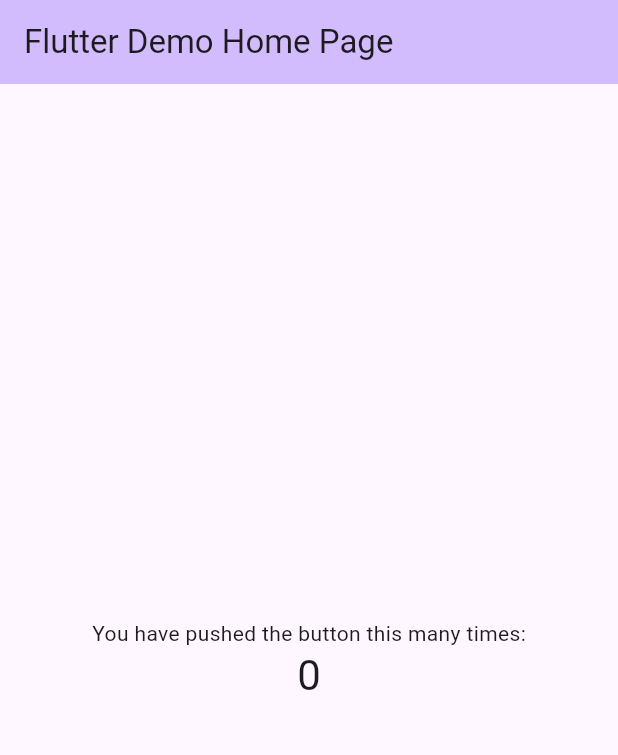
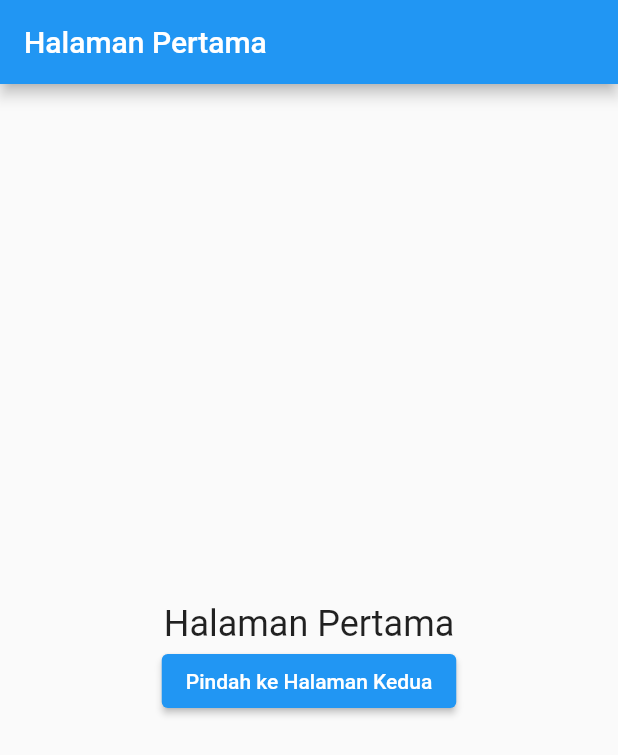
Before and after one commit to szatk/Prakerja_AtikahAzmiSiregar, a Flutter app: the screen it shows after launch, on a phone screen of 412 x 824 dp. Shown: the top 755 px of the screen. Run offline on Flutter 3.47's test engine with Material 2 defaults, Android fonts, the phone set to English and light mode, and no system bars.

Commit message:
final task done

```diff
--- a/flutterprojectt/lib/main.dart
+++ b/flutterprojectt/lib/main.dart
@@ -5,53 +5,57 @@
 }
 
 class MyApp extends StatelessWidget {
-  const MyApp({super.key});
+   const MyApp({super.key});
   @override
   Widget build(BuildContext context) {
     return MaterialApp(
       theme: ThemeData(
-        // This is the theme of your application.
-        //
-        // TRY THIS: Try running your application with "flutter run". You'll see
-        // the application has a blue toolbar. Then, without quitting the app,
-        // try changing the seedColor in the colorScheme below to Colors.green
-        // and then invoke "hot reload" (save your changes or press the "hot
-        // reload" button in a Flutter-supported IDE, or press "r" if you used
-        // the command line to start the app).
-        //
-        // Notice that the counter didn't reset back to zero; the application
-        // state is not lost during the reload. To reset the state, use hot
-        // restart instead.
-        //
-        // This works for code too, not just values: Most code changes can be
-        // tested with just a hot reload.
-        colorScheme: ColorScheme.fromSeed(seedColor: Colors.deepPurple),
-        useMaterial3: true,
+        primarySwatch: Colors.blue,
       ),
-      home: const MyHomePage(title: 'Flutter Demo Home Page'),
+      initialRoute: '/',
+      routes: {
+        '/': (context) => FirstScreen(),
+        '/second': (context) => SecondScreen(),
+        '/third': (context) => ThirdScreen(),
+      },
     );
   }
 }
 
-class MyHomePage extends StatefulWidget {
-  const MyHomePage({super.key, required this.title});
-
-  // This widget is the home page of your application. It is stateful, meaning
-  // that it has a State object (defined below) that contains fields that affect
-  // how it looks.
-
-  // This class is the configuration for the state. It holds the values (in this
-  // case the title) provided by the parent (in this case the App widget) and
-  // used by the build method of the State. Fields in a Widget subclass are
-  // always marked "final".
-
-  final String title;
-
+class FirstScreen extends StatelessWidget {
   @override
-  State<MyHomePage> createState() => _MyHomePageState();
+  Widget build(BuildContext context) {
+    return Scaffold(
+      appBar: AppBar(
+        title: Text('Halaman Pertama'),
+      ),
+      body: Center(
+        child: Column(
+          mainAxisAlignment: MainAxisAlignment.center,
+          children: <Widget>[
+            Text(
+              'Halaman Pertama',
+              style: TextStyle(fontSize: 24),
+            ),
+            ElevatedButton(
+              onPressed: () {
+                Navigator.pushNamed(context, '/second');
+              },
+              child: Text('Pindah ke Halaman Kedua'),
+            ),
+          ],
+        ),
+      ),
+    );
+  }
 }
 
-class _MyHomePageState extends State<MyHomePage> {
+class SecondScreen extends StatefulWidget {
+  @override
+  _SecondScreenState createState() => _SecondScreenState();
+}
+
+class _SecondScreenState extends State<SecondScreen> {
   int _counter = 0;
 
   void _incrementCounter() {
@@ -64,24 +68,31 @@
   Widget build(BuildContext context) {
     return Scaffold(
       appBar: AppBar(
-        // TRY THIS: Try changing the color here to a specific color (to
-        // Colors.amber, perhaps?) and trigger a hot reload to see the AppBar
-        // change color while the other colors stay the same.
-        backgroundColor: Theme.of(context).colorScheme.inversePrimary,
-        // Here we take the value from the MyHomePage object that was created by
-        // the App.build method, and use it to set our appbar title.
-        title: Text(widget.title),
+        title: Text('Halaman Kedua'),
       ),
       body: Center(
         child: Column(
           mainAxisAlignment: MainAxisAlignment.center,
           children: <Widget>[
-            const Text(
-              'You have pushed the button this many times:',
+            Text(
+              'Jumlah klik:',
+              style: TextStyle(fontSize: 24),
             ),
             Text(
               '$_counter',
-              style: Theme.of(context).textTheme.headlineMedium,
+              style: TextStyle(fontSize: 48, fontWeight: FontWeight.bold),
+            ),
+            SizedBox(height: 20),
+            ElevatedButton(
+              onPressed: _incrementCounter,
+              child: Text('Tambah'),
+            ),
+            SizedBox(height: 20),
+            ElevatedButton(
+              onPressed: () {
+                Navigator.pushNamed(context, '/third');
+              },
+              child: Text('Pindah ke Halaman Ketiga'),
             ),
           ],
         ),
@@ -89,3 +100,20 @@
     );
   }
 }
+
+class ThirdScreen extends StatelessWidget {
+  @override
+  Widget build(BuildContext context) {
+    return Scaffold(
+      appBar: AppBar(
+        title: Text('Halaman Ketiga'),
+      ),
+      body: Center(
+        child: Text(
+          'Halaman Ketiga',
+          style: TextStyle(fontSize: 24),
+        ),
+      ),
+    );
+  }
+}
```
